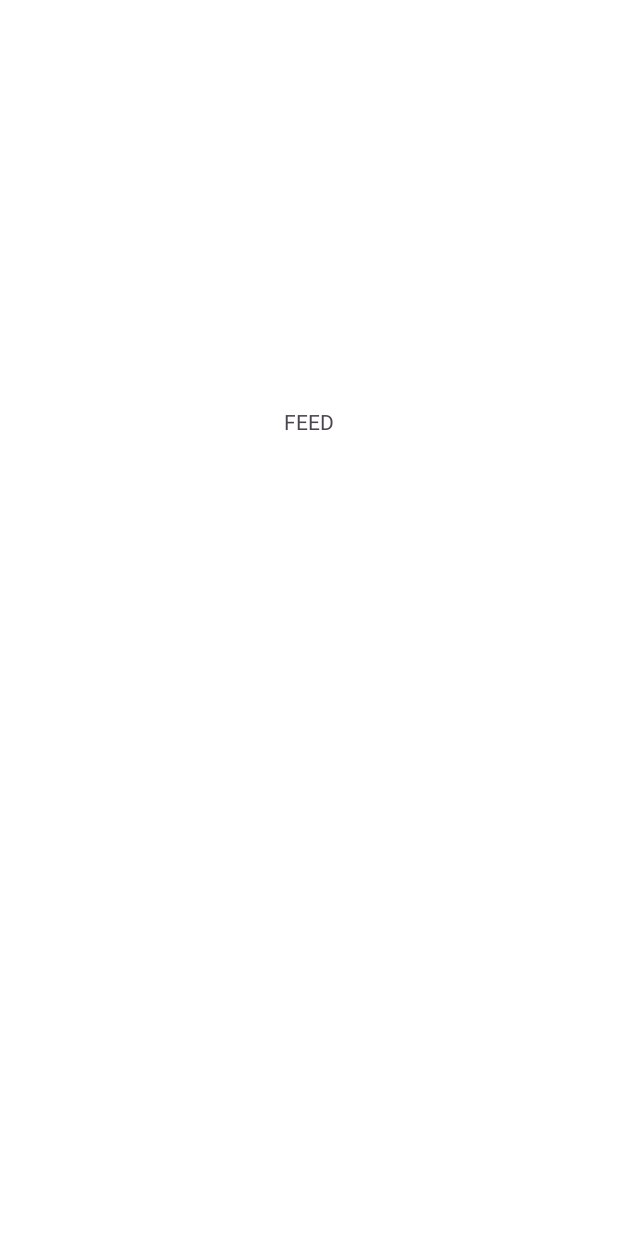
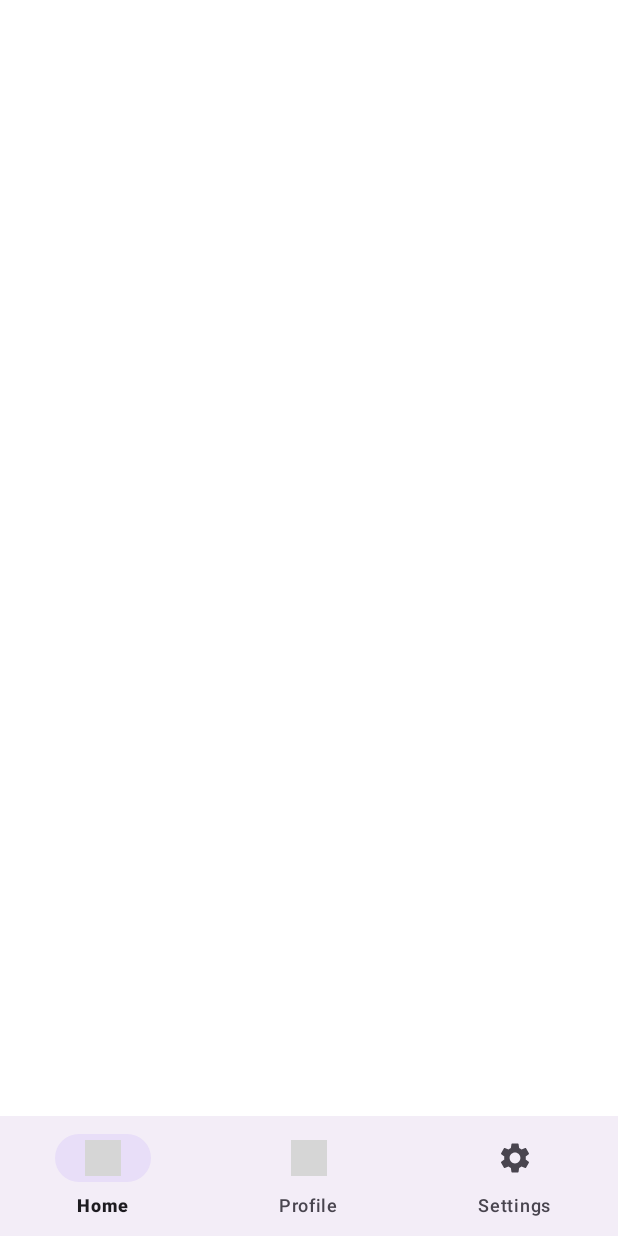
Before and after one commit to Luiz-Eduardo-BL/QuixHouse, an Android app: the FeedActivity screen opened directly, with no data from a screen before it, on a phone screen of 412 x 824 dp. Before the commit the screen is almost empty. Run offline under Robolectric (Android 15) with nearby library versions, the phone set to English and light mode, and no system bars; our stand-ins replace navigation-ui; grey boxes are pictures that could not be loaded.

Commit message:
feat: created FeedActivity and related fragments
- Created FeedActivity
- Added fragment for feed content
- Added fragment for feed comments
- Integrated fragments into FeedActivity

```diff
--- a/Codigos/app/src/main/java/com/example/quixhouse/FeedActivity.kt
+++ b/Codigos/app/src/main/java/com/example/quixhouse/FeedActivity.kt
@@ -1,18 +1,43 @@
 package com.example.quixhouse
 
+import android.media.Image
 import android.os.Bundle
+import android.view.MenuItem
+import android.view.View
+import android.widget.ImageView
+import com.google.android.material.bottomnavigation.BottomNavigationView
 import androidx.appcompat.app.AppCompatActivity
+import androidx.navigation.findNavController
+import androidx.navigation.ui.AppBarConfiguration
+import androidx.navigation.ui.setupActionBarWithNavController
+import androidx.navigation.ui.setupWithNavController
+import com.example.quixhouse.databinding.ActivityFeedBinding
+import com.google.android.material.navigation.NavigationBarView
 
 class FeedActivity : AppCompatActivity() {
 
+    private lateinit var binding: ActivityFeedBinding
+
     override fun onCreate(savedInstanceState: Bundle?) {
         super.onCreate(savedInstanceState)
-        setContentView(R.layout.activity_feed)
+        binding = ActivityFeedBinding.inflate(layoutInflater)
+        setContentView(binding.root)
+        replaceFragment(HomeFragment())
 
+        binding.bottomNavigationView.setOnItemSelectedListener {
+            when(it.itemId){
+                R.id.home -> replaceFragment(HomeFragment())
+                R.id.profile -> replaceFragment(ProfileFragment())
+                R.id.settings -> replaceFragment(SettingsFragment())
+            }
+            true
+        }
 
     }
 
-//    fun get_permissions() {
-//        var
-//    }
+    private fun replaceFragment(fragment: androidx.fragment.app.Fragment) {
+        val fragmentTransaction = supportFragmentManager.beginTransaction()
+        fragmentTransaction.replace(R.id.fragment_container, fragment)
+        fragmentTransaction.commit()
+    }
 }
--- /dev/null
+++ b/Codigos/app/src/main/java/com/example/quixhouse/HomeFragment.kt
@@ -0,0 +1,59 @@
+package com.example.quixhouse
+
+import android.os.Bundle
+import androidx.fragment.app.Fragment
+import android.view.LayoutInflater
+import android.view.View
+import android.view.ViewGroup
+
+// TODO: Rename parameter arguments, choose names that match
+// the fragment initialization parameters, e.g. ARG_ITEM_NUMBER
+private const val ARG_PARAM1 = "param1"
+private const val ARG_PARAM2 = "param2"
+
+/**
+ * A simple [Fragment] subclass.
+ * Use the [HomeFragment.newInstance] factory method to
+ * create an instance of this fragment.
+ */
+class HomeFragment : Fragment() {
+    // TODO: Rename and change types of parameters
+    private var param1: String? = null
+    private var param2: String? = null
+
+    override fun onCreate(savedInstanceState: Bundle?) {
+        super.onCreate(savedInstanceState)
+        arguments?.let {
+            param1 = it.getString(ARG_PARAM1)
+            param2 = it.getString(ARG_PARAM2)
+        }
+    }
+
+    override fun onCreateView(
+        inflater: LayoutInflater, container: ViewGroup?,
+        savedInstanceState: Bundle?
+    ): View? {
+        // Inflate the layout for this fragment
+        return inflater.inflate(R.layout.fragment_home, container, false)
+    }
+
+    companion object {
+        /**
+         * Use this factory method to create a new instance of
+         * this fragment using the provided parameters.
+         *
+         * @param param1 Parameter 1.
+         * @param param2 Parameter 2.
+         * @return A new instance of fragment HomeFragment.
+         */
+        // TODO: Rename and change types and number of parameters
+        @JvmStatic
+        fun newInstance(param1: String, param2: String) =
+            HomeFragment().apply {
+                arguments = Bundle().apply {
+                    putString(ARG_PARAM1, param1)
+                    putString(ARG_PARAM2, param2)
+                }
+            }
+    }
+}
--- a/Codigos/app/src/main/java/com/example/quixhouse/LoginActivity.kt
+++ b/Codigos/app/src/main/java/com/example/quixhouse/LoginActivity.kt
@@ -37,8 +37,8 @@
             if (email.isNotEmpty() && password.isNotEmpty()) {
                 firebaseAuth.signInWithEmailAndPassword(email, password).addOnCompleteListener {
                     if (it.isSuccessful) {
+                        startActivity(Intent(this, FeedActivity::class.java))
                         Toast.makeText(this, "Login realizado com sucesso", Toast.LENGTH_SHORT).show()
-                        startActivity(Intent(this, FeedActivity::class.java))
                     } else {
                         Toast.makeText(this, it.exception.toString(), Toast.LENGTH_LONG).show()
                     }
--- /dev/null
+++ b/Codigos/app/src/main/res/drawable/baseline_settings_24.xml
@@ -0,0 +1,5 @@
+<vector android:height="24dp" android:tint="#000000"
+    android:viewportHeight="24" android:viewportWidth="24"
+    android:width="24dp" xmlns:android="http://schemas.android.com/apk/res/android">
+    <path android:fillColor="@android:color/white" android:pathData="M19.14,12.94c0.04,-0.3 0.06,-0.61 0.06,-0.94c0,-0.32 -0.02,-0.64 -0.07,-0.94l2.03,-1.58c0.18,-0.14 0.23,-0.41 0.12,-0.61l-1.92,-3.32c-0.12,-0.22 -0.37,-0.29 -0.59,-0.22l-2.39,0.96c-0.5,-0.38 -1.03,-0.7 -1.62,-0.94L14.4,2.81c-0.04,-0.24 -0.24,-0.41 -0.48,-0.41h-3.84c-0.24,0 -0.43,0.17 -0.47,0.41L9.25,5.35C8.66,5.59 8.12,5.92 7.63,6.29L5.24,5.33c-0.22,-0.08 -0.47,0 -0.59,0.22L2.74,8.87C2.62,9.08 2.66,9.34 2.86,9.48l2.03,1.58C4.84,11.36 4.8,11.69 4.8,12s0.02,0.64 0.07,0.94l-2.03,1.58c-0.18,0.14 -0.23,0.41 -0.12,0.61l1.92,3.32c0.12,0.22 0.37,0.29 0.59,0.22l2.39,-0.96c0.5,0.38 1.03,0.7 1.62,0.94l0.36,2.54c0.05,0.24 0.24,0.41 0.48,0.41h3.84c0.24,0 0.44,-0.17 0.47,-0.41l0.36,-2.54c0.59,-0.24 1.13,-0.56 1.62,-0.94l2.39,0.96c0.22,0.08 0.47,0 0.59,-0.22l1.92,-3.32c0.12,-0.22 0.07,-0.47 -0.12,-0.61L19.14,12.94zM12,15.6c-1.98,0 -3.6,-1.62 -3.6,-3.6s1.62,-3.6 3.6,-3.6s3.6,1.62 3.6,3.6S13.98,15.6 12,15.6z"/>
+</vector>
--- a/Codigos/app/src/main/res/layout/activity_feed.xml
+++ b/Codigos/app/src/main/res/layout/activity_feed.xml
@@ -2,18 +2,28 @@
 <androidx.constraintlayout.widget.ConstraintLayout xmlns:android="http://schemas.android.com/apk/res/android"
     xmlns:app="http://schemas.android.com/apk/res-auto"
     xmlns:tools="http://schemas.android.com/tools"
+    android:id="@+id/container"
     android:layout_width="match_parent"
     android:layout_height="match_parent"
-    tools:context=".FeedActivity">
+    android:paddingTop="?attr/actionBarSize">
 
-    <TextView
-        android:id="@+id/textView"
-        android:layout_width="wrap_content"
-        android:layout_height="wrap_content"
-        android:layout_marginTop="271dp"
-        android:text="FEED"
-        android:visibility="visible"
+    <FrameLayout
+        android:id="@+id/fragment_container"
+        android:layout_width="0dp"
+        android:layout_height="0dp"
         app:layout_constraintEnd_toEndOf="parent"
         app:layout_constraintStart_toStartOf="parent"
-        app:layout_constraintTop_toTopOf="parent" />
+        app:layout_constraintTop_toTopOf="@+id/bottomNavigationView">
+
+    </FrameLayout>
+
+    <com.google.android.material.bottomnavigation.BottomNavigationView
+        android:id="@+id/bottomNavigationView"
+        android:layout_width="0dp"
+        android:layout_height="wrap_content"
+        app:layout_constraintBottom_toBottomOf="parent"
+        app:layout_constraintEnd_toEndOf="parent"
+        app:layout_constraintStart_toStartOf="parent"
+        app:menu="@menu/bottom_nav_menu"
+        />
 </androidx.constraintlayout.widget.ConstraintLayout>
--- /dev/null
+++ b/Codigos/app/src/main/res/menu/bottom_nav_menu.xml
@@ -0,0 +1,18 @@
+<?xml version="1.0" encoding="utf-8"?>
+<menu xmlns:android="http://schemas.android.com/apk/res/android">
+    <item
+        android:title="Home"
+        android:id="@+id/home"
+        android:icon="@drawable/baseline_home_24"
+        />
+    <item
+        android:title="Profile"
+        android:id="@+id/profile"
+        android:icon="@drawable/baseline_person_24"
+        />
+    <item
+        android:title="Settings"
+         android:id="@+id/settings"
+        android:icon="@drawable/baseline_settings_24"
+        />
+</menu>
--- /dev/null
+++ b/Codigos/app/src/main/res/values/dimens.xml
@@ -0,0 +1,5 @@
+<resources>
+    <!-- Default screen margins, per the Android Design guidelines. -->
+    <dimen name="activity_horizontal_margin">16dp</dimen>
+    <dimen name="activity_vertical_margin">16dp</dimen>
+</resources>
--- a/Codigos/app/src/main/res/values/strings.xml
+++ b/Codigos/app/src/main/res/values/strings.xml
@@ -1,3 +1,9 @@
 <resources>
     <string name="app_name">QuixHouse</string>
+    <string name="title_activity_feed">Feed</string>
+    <string name="title_home">Home</string>
+    <string name="title_dashboard">Dashboard</string>
+    <string name="title_notifications">Notifications</string>
+    <!-- TODO: Remove or change this placeholder text -->
+    <string name="hello_blank_fragment">Hello blank fragment</string>
 </resources>
```
Also changed, not shown: Codigos/app/build.gradle.kts (+7 -0 lines), Codigos/app/src/main/AndroidManifest.xml (+11 -7 lines), Codigos/app/src/main/java/com/example/quixhouse/ProfileFragment.kt (added, +59 -0 lines), Codigos/app/src/main/java/com/example/quixhouse/SettingsFragment.kt (added, +59 -0 lines), Codigos/app/src/main/res/drawable/ic_dashboard_black_24dp.xml (added, +9 -0 lines), Codigos/app/src/main/res/drawable/ic_home_black_24dp.xml (added, +9 -0 lines), Codigos/app/src/main/res/drawable/ic_notifications_black_24dp.xml (added, +9 -0 lines), Codigos/app/src/main/res/layout/fragment_home.xml (added, +17 -0 lines), Codigos/app/src/main/res/layout/fragment_profile.xml (added, +17 -0 lines), Codigos/app/src/main/res/layout/fragment_settings.xml (added, +17 -0 lines), Codigos/app/src/main/res/navigation/mobile_navigation.xml (added, +25 -0 lines), Codigos/app/src/main/res/navigation/mobile_navigation2.xml (added, +25 -0 lines).
